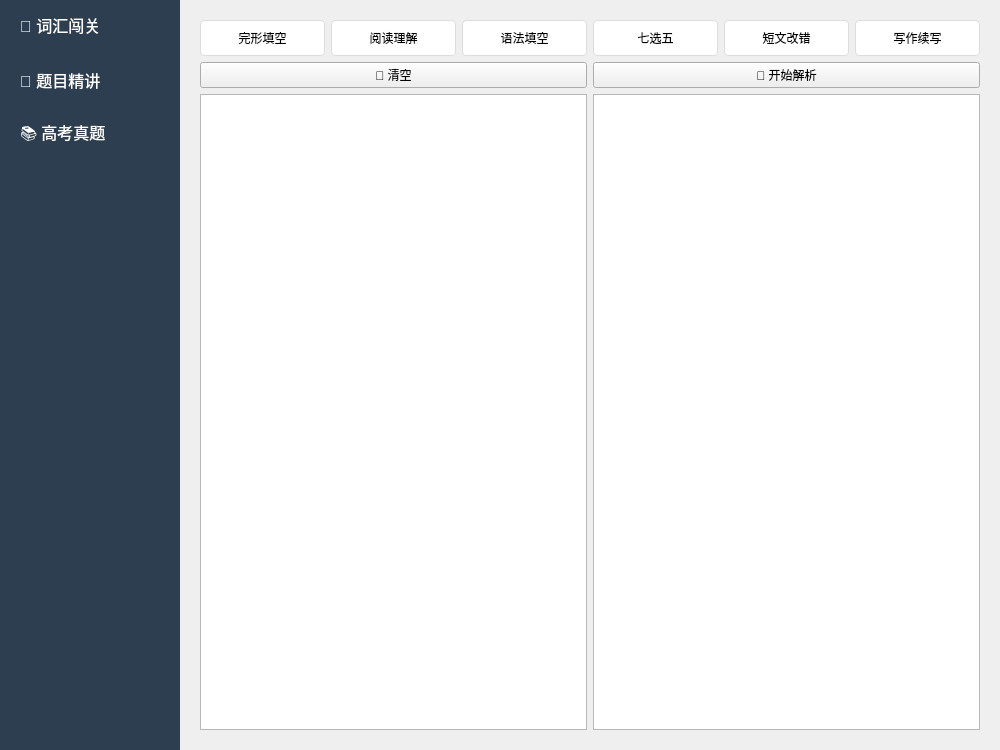
Qt form resources/main_window.ui (andrezha/EngMaster-AI-Agent) before a commit.
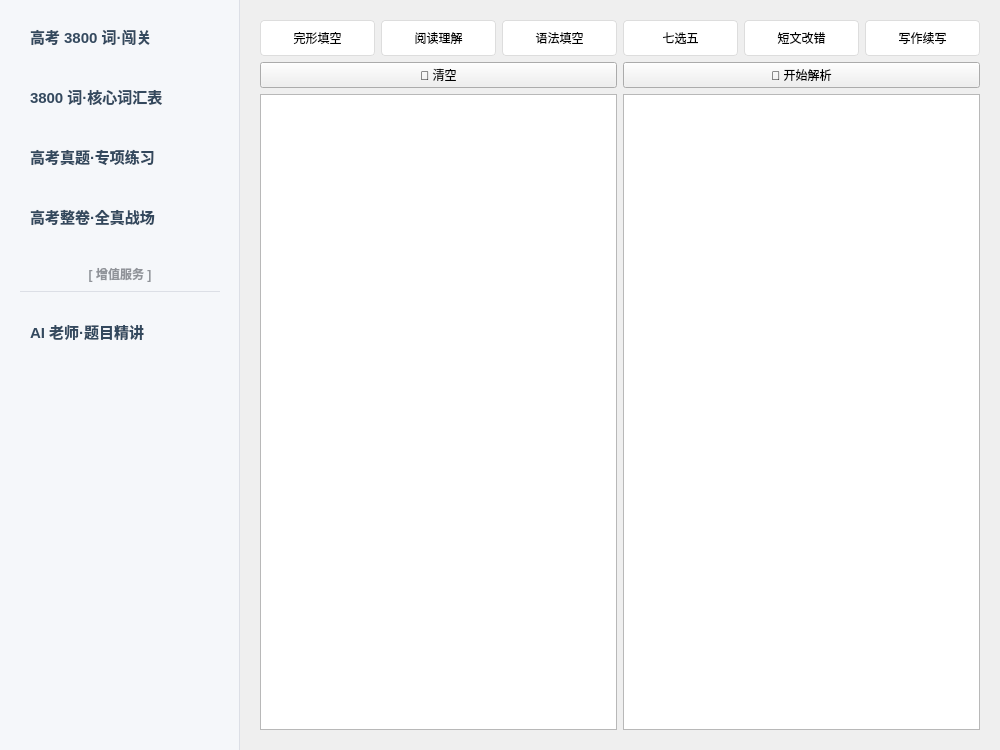
The same form after that commit.

```diff
--- a/resources/main_window.ui
+++ b/resources/main_window.ui
@@ -9,31 +9,78 @@
     <property name="margin"><number>0</number></property>
     <item>
      <widget class="QFrame" name="nav_bar">
-      <property name="minimumSize"><size><width>180</width><height>0</height></size></property>
-      <property name="styleSheet"><string>QFrame#nav_bar { background-color: #2c3e50; border: none; }</string></property>
+      <property name="minimumSize"><size><width>240</width><height>0</height></size></property>
+      <property name="styleSheet"><string>QFrame#nav_bar { background-color: #f5f7fa; border-right: 1px solid #dcdfe6; }</string></property>
       <layout class="QVBoxLayout" name="nav_v_layout">
-       <property name="spacing"><number>5</number></property>
-       <property name="margin"><number>0</number></property>
+       <property name="spacing"><number>8</number></property>
+       <property name="margin"><number>10</number></property>
        <property name="alignment"><set>Qt::AlignTop</set></property>
        <item>
         <widget class="QPushButton" name="btn_nav_vocab">
-         <property name="minimumSize"><size><width>0</width><height>50</height></size></property>
-         <property name="text"><string>📝 词汇闯关</string></property>
-         <property name="styleSheet"><string>QPushButton { color: white; background: transparent; border: none; font-size: 16px; text-align: left; padding-left: 20px; outline: none; } QPushButton:hover { background-color: #34495e; }</string></property>
+         <property name="minimumSize"><size><width>0</width><height>52</height></size></property>
+         <property name="text"><string>高考 3800 词·闯关</string></property>
+         <property name="checkable"><bool>true</bool></property>
+         <property name="styleSheet"><string>QPushButton { color: #34495e; background: transparent; border: none; font-size: 15px; text-align: left; padding-left: 20px; outline: none; border-radius: 10px; font-weight: bold; } QPushButton:hover { background-color: #e4e7ed; } QPushButton:checked { background-color: #2c3e50; color: white; }</string></property>
         </widget>
        </item>
        <item>
-        <widget class="QPushButton" name="btn_nav_scan">
-         <property name="minimumSize"><size><width>0</width><height>50</height></size></property>
-         <property name="text"><string>📝 题目精讲</string></property>
-         <property name="styleSheet"><string>QPushButton { color: white; background: transparent; border: none; font-size: 16px; text-align: left; padding-left: 20px; outline: none; } QPushButton:hover { background-color: #34495e; }</string></property>
+        <widget class="QPushButton" name="btn_nav_core_vocab">
+         <property name="minimumSize"><size><width>0</width><height>52</height></size></property>
+         <property name="text"><string>3800 词·核心词汇表</string></property>
+         <property name="checkable"><bool>true</bool></property>
+         <property name="styleSheet"><string>QPushButton { color: #34495e; background: transparent; border: none; font-size: 15px; text-align: left; padding-left: 20px; outline: none; border-radius: 10px; font-weight: bold; } QPushButton:hover { background-color: #e4e7ed; } QPushButton:checked { background-color: #2c3e50; color: white; }</string></property>
         </widget>
        </item>
        <item>
         <widget class="QPushButton" name="btn_nav_gaokao">
-         <property name="minimumSize"><size><width>0</width><height>50</height></size></property>
-         <property name="text"><string>📚 高考真题</string></property>
-         <property name="styleSheet"><string>QPushButton { color: white; background: transparent; border: none; font-size: 16px; text-align: left; padding-left: 20px; outline: none; } QPushButton:hover { background-color: #34495e; }</string></property>
+         <property name="minimumSize"><size><width>0</width><height>52</height></size></property>
+         <property name="text"><string>高考真题·专项练习</string></property>
+         <property name="checkable"><bool>true</bool></property>
+         <property name="styleSheet"><string>QPushButton { color: #34495e; background: transparent; border: none; font-size: 15px; text-align: left; padding-left: 20px; outline: none; border-radius: 10px; font-weight: bold; } QPushButton:hover { background-color: #e4e7ed; } QPushButton:checked { background-color: #2c3e50; color: white; }</string></property>
+        </widget>
+       </item>
+       <item>
+        <widget class="QPushButton" name="btn_nav_full_exam">
+         <property name="minimumSize"><size><width>0</width><height>52</height></size></property>
+         <property name="text"><string>高考整卷·全真战场</string></property>
+         <property name="checkable"><bool>true</bool></property>
+         <property name="styleSheet"><string>QPushButton { color: #34495e; background: transparent; border: none; font-size: 15px; text-align: left; padding-left: 20px; outline: none; border-radius: 10px; font-weight: bold; } QPushButton:hover { background-color: #e4e7ed; } QPushButton:checked { background-color: #2c3e50; color: white; }</string></property>
+        </widget>
+       </item>
+       <item>
+        <spacer name="nav_spacer_mid">
+         <property name="orientation"><enum>Qt::Vertical</enum></property>
+         <property name="sizeType"><enum>QSizePolicy::Fixed</enum></property>
+         <property name="sizeHint"><size><width>20</width><height>15</height></size></property>
+        </spacer>
+       </item>
+       <item>
+        <widget class="QLabel" name="lbl_pro_service">
+         <property name="text"><string>[ 增值服务 ]</string></property>
+         <property name="alignment"><set>Qt::AlignCenter</set></property>
+         <property name="styleSheet"><string>QLabel { color: #909399; font-size: 12px; font-weight: bold; }</string></property>
+        </widget>
+       </item>
+       <item>
+        <widget class="QFrame" name="nav_divider">
+         <property name="frameShape"><enum>QFrame::HLine</enum></property>
+         <property name="frameShadow"><enum>QFrame::Plain</enum></property>
+         <property name="styleSheet"><string>QFrame { color: #dcdfe6; background-color: #dcdfe6; max-height: 1px; border: none; margin-left: 10px; margin-right: 10px; }</string></property>
+        </widget>
+       </item>
+       <item>
+        <spacer name="nav_spacer_mid2">
+         <property name="orientation"><enum>Qt::Vertical</enum></property>
+         <property name="sizeType"><enum>QSizePolicy::Fixed</enum></property>
+         <property name="sizeHint"><size><width>20</width><height>5</height></size></property>
+        </spacer>
+       </item>
+       <item>
+        <widget class="QPushButton" name="btn_nav_scan">
+         <property name="minimumSize"><size><width>0</width><height>52</height></size></property>
+         <property name="text"><string>AI 老师·题目精讲</string></property>
+         <property name="checkable"><bool>true</bool></property>
+         <property name="styleSheet"><string>QPushButton { color: #34495e; background: transparent; border: none; font-size: 15px; text-align: left; padding-left: 20px; outline: none; border-radius: 10px; font-weight: bold; } QPushButton:hover { background-color: #e4e7ed; } QPushButton:checked { background-color: #2c3e50; color: white; }</string></property>
         </widget>
        </item>
        <item>
```
